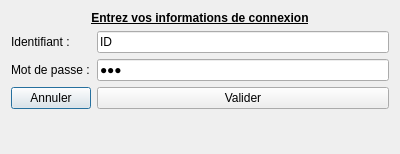
NatShot/LAB_pmv_IHM, file clogindialog.ui: the form before one commit.
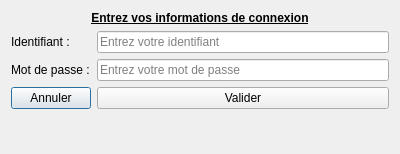
The form after the commit.

Patch:
```diff
--- a/clogindialog.ui
+++ b/clogindialog.ui
@@ -33,18 +33,24 @@
      <item row="1" column="1">
       <widget class="QLineEdit" name="leId">
        <property name="text">
-        <string>ID</string>
+        <string/>
+       </property>
+       <property name="placeholderText">
+        <string>Entrez votre identifiant</string>
        </property>
       </widget>
      </item>
      <item row="2" column="1">
       <widget class="QLineEdit" name="leMdp">
        <property name="text">
-        <string>MDP</string>
+        <string/>
        </property>
        <property name="echoMode">
         <enum>QLineEdit::Password</enum>
        </property>
+       <property name="placeholderText">
+        <string>Entrez votre mot de passe</string>
+       </property>
       </widget>
      </item>
      <item row="3" column="0">
```
